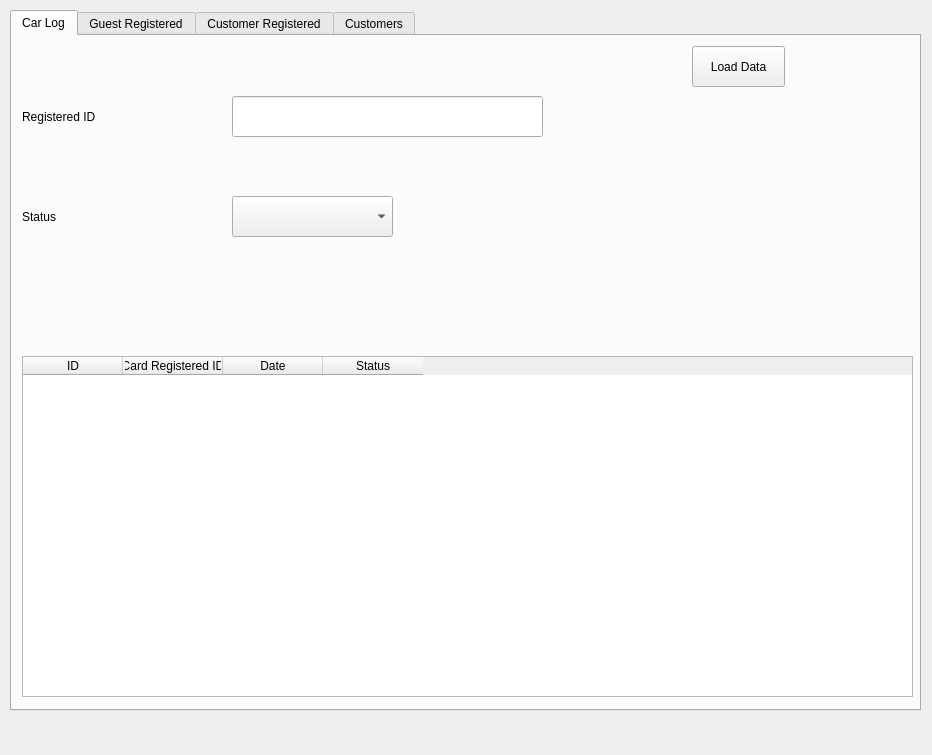
The window that Table.ui (vince0119/Project-Deskstop) describes before a commit, drawn with Qt 5.
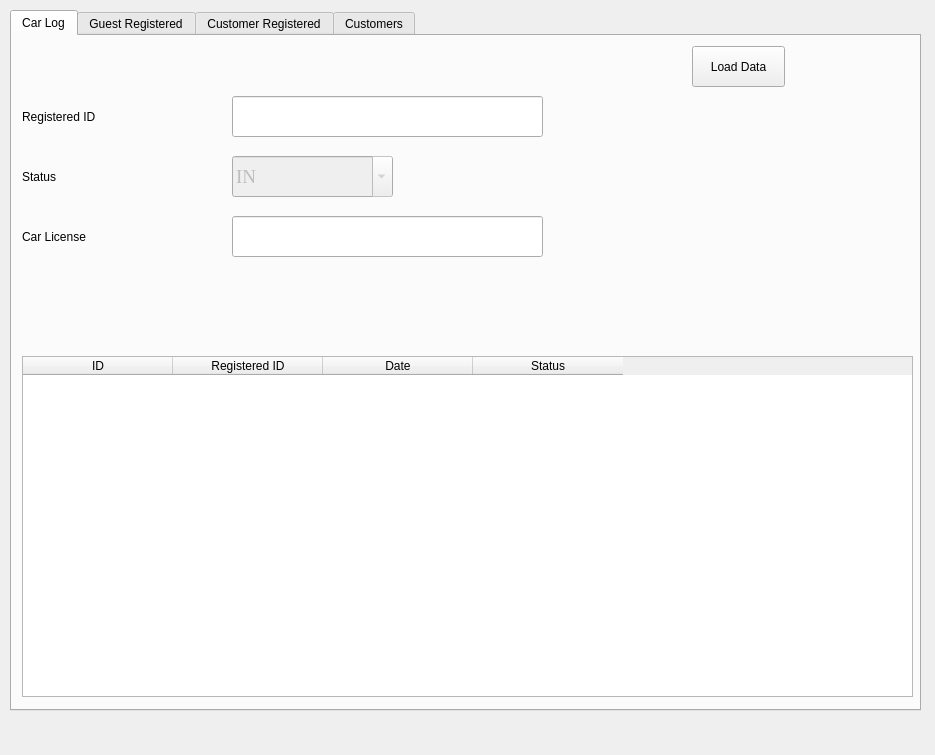
The same window after the commit. The open tabs and pages were chosen to show the change.

```diff
--- a/Table.ui
+++ b/Table.ui
@@ -6,7 +6,7 @@
    <rect>
     <x>0</x>
     <y>0</y>
-    <width>932</width>
+    <width>935</width>
     <height>755</height>
    </rect>
   </property>
@@ -53,7 +53,7 @@
       <property name="geometry">
        <rect>
         <x>10</x>
-        <y>160</y>
+        <y>120</y>
         <width>201</width>
         <height>41</height>
        </rect>
@@ -77,6 +77,12 @@
       <property name="selectionBehavior">
        <enum>QAbstractItemView::SelectColumns</enum>
       </property>
+      <property name="sortingEnabled">
+       <bool>true</bool>
+      </property>
+      <attribute name="horizontalHeaderDefaultSectionSize">
+       <number>150</number>
+      </attribute>
       <column>
        <property name="text">
         <string>ID</string>
@@ -84,7 +90,7 @@
       </column>
       <column>
        <property name="text">
-        <string>Card Registered ID</string>
+        <string>Registered ID</string>
        </property>
       </column>
       <column>
@@ -124,11 +130,14 @@
        <string>Load Data</string>
       </property>
      </widget>
-     <widget class="QComboBox" name="cbCarStatus">
+     <widget class="QComboBox" name="cbCarLogStatus">
+      <property name="enabled">
+       <bool>false</bool>
+      </property>
       <property name="geometry">
        <rect>
         <x>220</x>
-        <y>160</y>
+        <y>120</y>
         <width>161</width>
         <height>41</height>
        </rect>
@@ -140,13 +149,8 @@
        </font>
       </property>
       <property name="editable">
-       <bool>false</bool>
+       <bool>true</bool>
       </property>
-      <item>
-       <property name="text">
-        <string/>
-       </property>
-      </item>
       <item>
        <property name="text">
         <string>IN</string>
@@ -158,6 +162,38 @@
        </property>
       </item>
      </widget>
+     <widget class="QLabel" name="lblCarLogCarNumber_2">
+      <property name="geometry">
+       <rect>
+        <x>10</x>
+        <y>180</y>
+        <width>201</width>
+        <height>41</height>
+       </rect>
+      </property>
+      <property name="text">
+       <string>Car License</string>
+      </property>
+     </widget>
+     <widget class="QLineEdit" name="txtCarLicense">
+      <property name="geometry">
+       <rect>
+        <x>220</x>
+        <y>180</y>
+        <width>311</width>
+        <height>41</height>
+       </rect>
+      </property>
+      <property name="font">
+       <font>
+        <family>Times New Roman</family>
+        <pointsize>14</pointsize>
+       </font>
+      </property>
+      <property name="readOnly">
+       <bool>true</bool>
+      </property>
+     </widget>
     </widget>
     <widget class="QWidget" name="wgCard">
      <attribute name="title">
```
Left out of the diff: 141 changed lines with no effect on the pictures.
